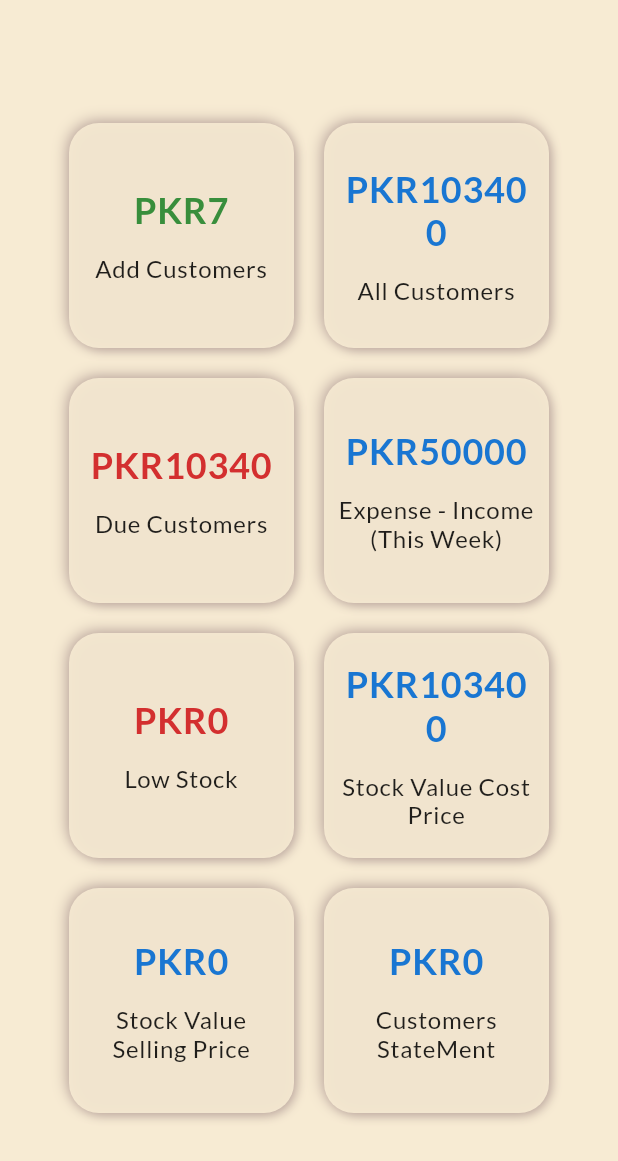
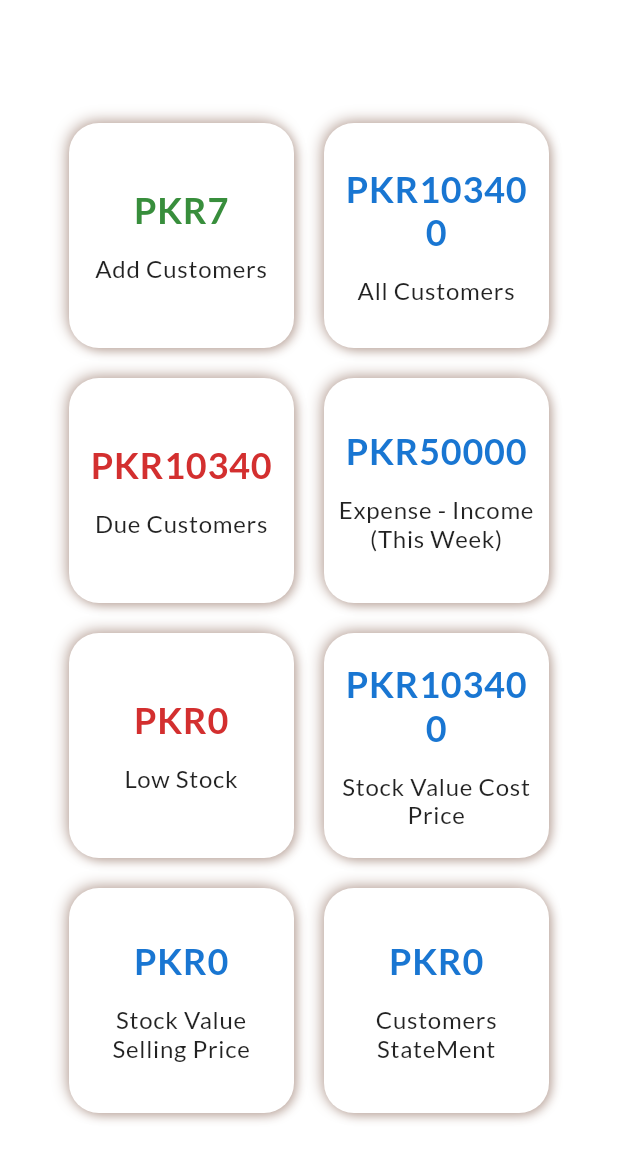
Before and after one commit to shahidjaber90/Inventory-App, a Flutter app: the screen it shows after launch, on a phone screen of 412 x 824 dp. Shown: the top 1161 px of the screen. Run offline on Flutter 3.47's test engine with Material 2 defaults, Android fonts, the phone set to English and light mode, and no system bars; our stand-ins replace google_fonts.

Commit message:
look color palatte to set

```diff
--- a/lib/Screens/homePage.dart
+++ b/lib/Screens/homePage.dart
@@ -110,7 +110,7 @@ class _HomePageState extends State<HomePage> {
           // main screen
           TweenAnimationBuilder(
               tween: Tween<double>(begin: 0, end: value),
-              duration: Duration(milliseconds: 500),
+              duration: Duration(milliseconds: 400),
               builder: (_, double val, __) {
                 return (Transform(
                   alignment: Alignment.center,
@@ -120,7 +120,8 @@ class _HomePageState extends State<HomePage> {
                     ..rotateY((pi / 6) * val),
                   child: SafeArea(
                     child: Scaffold(
-                      backgroundColor: ColorConstant.lightBlue,
+                      backgroundColor: Colors.white,
+                      // backgroundColor: ColorConstant.lightBlue,
                       body: Container(
                         width: MediaQuery.of(context).size.width,
                         height: MediaQuery.of(context).size.height,
--- a/lib/Widgets/categoryBox_widget.dart
+++ b/lib/Widgets/categoryBox_widget.dart
@@ -21,7 +21,7 @@ class CategoryBox extends StatelessWidget {
         height: 150,
         width: 150,
         decoration: BoxDecoration(
-            color: ColorConstant.lightBlue.withOpacity(0.90),
+            color: Colors.white,
             borderRadius: BorderRadius.circular(20),
             boxShadow: [
               BoxShadow(
```
